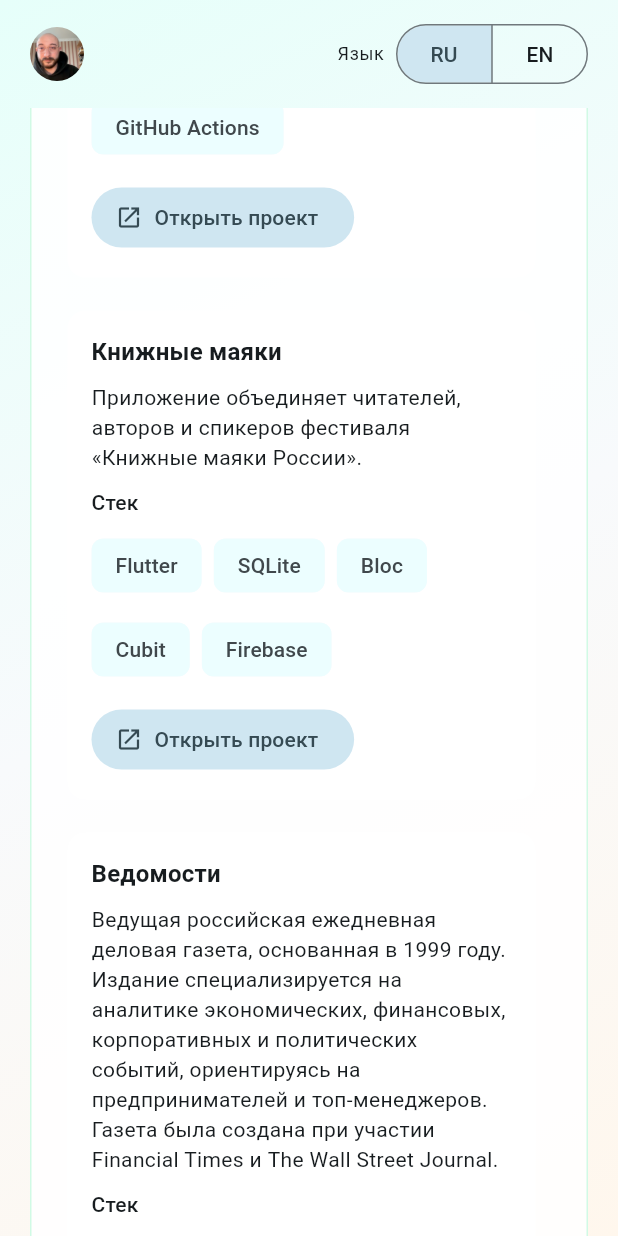
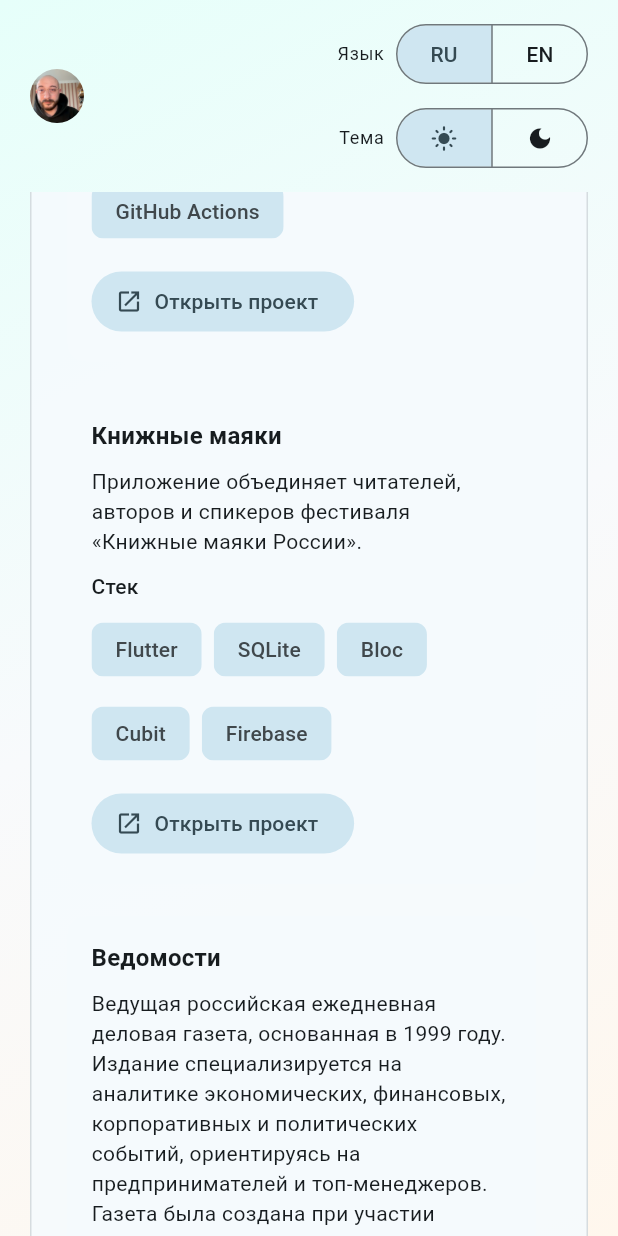
Before and after one commit to Abeli1995/portfolio_flutter, a Flutter app: the screen it shows after launch, scrolled down 1152 dp, after a tap on "RU", on a phone screen of 412 x 824 dp. Run offline on Flutter 3.47's test engine with Material 3 defaults, Android fonts, the phone set to English and light mode, and no system bars.

Commit message:
feat(app, main, app_text, portfolio_page): add light and dark theme

```diff
--- a/lib/app.dart
+++ b/lib/app.dart
@@ -10,10 +10,14 @@ class PortfolioApp extends StatefulWidget {
     super.key,
     required this.locale,
     required this.onLocaleChanged,
+    required this.themeMode,
+    required this.onThemeModeChanged,
   });
 
   final Locale locale;
   final ValueChanged<Locale> onLocaleChanged;
+  final ThemeMode themeMode;
+  final ValueChanged<ThemeMode> onThemeModeChanged;
 
   @override
   State<PortfolioApp> createState() => _PortfolioAppState();
@@ -62,6 +66,8 @@ class _PortfolioAppState extends State<PortfolioApp> {
           content: snapshot.data!,
           locale: widget.locale,
           onLocaleChanged: widget.onLocaleChanged,
+          themeMode: widget.themeMode,
+          onThemeModeChanged: widget.onThemeModeChanged,
         );
       },
     );
--- a/lib/l10n/app_text.dart
+++ b/lib/l10n/app_text.dart
@@ -28,6 +28,7 @@ const Map<String, Map<String, String>> _texts = {
   'open_project': {'ru': 'Открыть проект', 'en': 'Open project'},
   'open_link': {'ru': 'Открыть', 'en': 'Open'},
   'language': {'ru': 'Язык', 'en': 'Language'},
+  'theme': {'ru': 'Тема', 'en': 'Theme'},
   'copied_email': {
     'ru': 'Email скопирован в буфер обмена',
     'en': 'Email copied to clipboard',
--- a/lib/main.dart
+++ b/lib/main.dart
@@ -14,6 +14,7 @@ class PortfolioRoot extends StatefulWidget {
 
 class _PortfolioRootState extends State<PortfolioRoot> {
   Locale _locale = const Locale('ru');
+  ThemeMode _themeMode = ThemeMode.light;
 
   void _changeLocale(Locale locale) {
     if (_locale.languageCode == locale.languageCode) {
@@ -21,6 +22,15 @@ class _PortfolioRootState extends State<PortfolioRoot> {
     }
     setState(() {
       _locale = locale;
+    });
+  }
+
+  void _changeThemeMode(ThemeMode mode) {
+    if (_themeMode == mode) {
+      return;
+    }
+    setState(() {
+      _themeMode = mode;
     });
   }
 
@@ -35,15 +45,28 @@ class _PortfolioRootState extends State<PortfolioRoot> {
         GlobalWidgetsLocalizations.delegate,
         GlobalCupertinoLocalizations.delegate,
       ],
-      theme: ThemeData(
-        useMaterial3: true,
-        colorScheme: ColorScheme.fromSeed(
-          seedColor: const Color(0xFF0E7490),
-          brightness: Brightness.light,
-        ),
-        scaffoldBackgroundColor: const Color(0xFFF7FAFC),
+      theme: _buildTheme(Brightness.light),
+      darkTheme: _buildTheme(Brightness.dark),
+      themeMode: _themeMode,
+      home: PortfolioApp(
+        locale: _locale,
+        onLocaleChanged: _changeLocale,
+        themeMode: _themeMode,
+        onThemeModeChanged: _changeThemeMode,
       ),
-      home: PortfolioApp(locale: _locale, onLocaleChanged: _changeLocale),
+    );
+  }
+
+  ThemeData _buildTheme(Brightness brightness) {
+    return ThemeData(
+      useMaterial3: true,
+      colorScheme: ColorScheme.fromSeed(
+        seedColor: const Color(0xFF0E7490),
+        brightness: brightness,
+      ),
+      scaffoldBackgroundColor: brightness == Brightness.light
+          ? const Color(0xFFF7FAFC)
+          : const Color(0xFF0B1120),
     );
   }
 }
--- a/lib/widgets/portfolio_page.dart
+++ b/lib/widgets/portfolio_page.dart
@@ -11,24 +11,40 @@ class PortfolioPage extends StatelessWidget {
     required this.content,
     required this.locale,
     required this.onLocaleChanged,
+    required this.themeMode,
+    required this.onThemeModeChanged,
   });
 
   final PortfolioContent content;
   final Locale locale;
   final ValueChanged<Locale> onLocaleChanged;
+  final ThemeMode themeMode;
+  final ValueChanged<ThemeMode> onThemeModeChanged;
 
   @override
   Widget build(BuildContext context) {
     final width = MediaQuery.sizeOf(context).width;
     final compact = width < 900;
+    final colorScheme = Theme.of(context).colorScheme;
+    final isDark = colorScheme.brightness == Brightness.dark;
 
     return Scaffold(
       body: DecoratedBox(
-        decoration: const BoxDecoration(
+        decoration: BoxDecoration(
           gradient: LinearGradient(
             begin: Alignment.topLeft,
             end: Alignment.bottomRight,
-            colors: [Color(0xFFE6FFFA), Color(0xFFF8FAFC), Color(0xFFFFF7ED)],
+            colors: isDark
+                ? const [
+                    Color(0xFF0B1120),
+                    Color(0xFF0F172A),
+                    Color(0xFF1E293B),
+                  ]
+                : const [
+                    Color(0xFFE6FFFA),
+                    Color(0xFFF8FAFC),
+                    Color(0xFFFFF7ED),
+                  ],
           ),
         ),
         child: SafeArea(
@@ -42,6 +58,8 @@ class PortfolioPage extends StatelessWidget {
                 child: _TopBar(
                   locale: locale,
                   onLocaleChanged: onLocaleChanged,
+                  themeMode: themeMode,
+                  onThemeModeChanged: onThemeModeChanged,
                 ),
               ),
               Expanded(
@@ -153,13 +171,26 @@ class PortfolioPage extends StatelessWidget {
 }
 
 class _TopBar extends StatelessWidget {
-  const _TopBar({required this.locale, required this.onLocaleChanged});
+  const _TopBar({
+    required this.locale,
+    required this.onLocaleChanged,
+    required this.themeMode,
+    required this.onThemeModeChanged,
+  });
 
   final Locale locale;
   final ValueChanged<Locale> onLocaleChanged;
+  final ThemeMode themeMode;
+  final ValueChanged<ThemeMode> onThemeModeChanged;
 
   @override
   Widget build(BuildContext context) {
+    final resolvedThemeMode = themeMode == ThemeMode.system
+        ? (Theme.of(context).brightness == Brightness.dark
+              ? ThemeMode.dark
+              : ThemeMode.light)
+        : themeMode;
+
     return Row(
       children: [
         ClipOval(
@@ -170,7 +201,17 @@ class _TopBar extends StatelessWidget {
             fit: BoxFit.cover,
           ),
         ),
-        const Spacer(),
+        const SizedBox(width: 12),
+        Expanded(
+          child: Wrap(
+            alignment: WrapAlignment.end,
+            crossAxisAlignment: WrapCrossAlignment.center,
+            spacing: 16,
+            runSpacing: 8,
+            children: [
+              Row(
+                mainAxisSize: MainAxisSize.min,
+                children: [
                   Text(
                     tr(locale, 'language'),
                     style: Theme.of(context).textTheme.bodySmall,
@@ -184,8 +225,46 @@ class _TopBar extends StatelessWidget {
                     ],
                     selected: <String>{locale.languageCode},
                     onSelectionChanged: (value) {
+                      if (value.isEmpty) {
+                        return;
+                      }
                       onLocaleChanged(Locale(value.first));
                     },
+                  ),
+                ],
+              ),
+              Row(
+                mainAxisSize: MainAxisSize.min,
+                children: [
+                  Text(
+                    tr(locale, 'theme'),
+                    style: Theme.of(context).textTheme.bodySmall,
+                  ),
+                  const SizedBox(width: 8),
+                  SegmentedButton<ThemeMode>(
+                    showSelectedIcon: false,
+                    segments: const [
+                      ButtonSegment<ThemeMode>(
+                        value: ThemeMode.light,
+                        icon: Icon(Icons.light_mode),
+                      ),
+                      ButtonSegment<ThemeMode>(
+                        value: ThemeMode.dark,
+                        icon: Icon(Icons.dark_mode),
+                      ),
+                    ],
+                    selected: <ThemeMode>{resolvedThemeMode},
+                    onSelectionChanged: (value) {
+                      if (value.isEmpty) {
+                        return;
+                      }
+                      onThemeModeChanged(value.first);
+                    },
+                  ),
+                ],
+              ),
+            ],
+          ),
         ),
       ],
     );
@@ -219,7 +298,7 @@ class _HeroCard extends StatelessWidget {
             Text(
               localizedValue(content.profile.role, locale),
               style: Theme.of(context).textTheme.titleMedium?.copyWith(
-                color: const Color(0xFF0E7490),
+                color: Theme.of(context).colorScheme.primary,
                 fontWeight: FontWeight.w700,
               ),
             ),
@@ -326,7 +405,9 @@ class _SkillsCard extends StatelessWidget {
                     (skill) => Chip(
                       label: Text(skill),
                       side: BorderSide.none,
-                      backgroundColor: const Color(0xFFE2E8F0),
+                      backgroundColor: Theme.of(
+                        context,
+                      ).colorScheme.surfaceVariant,
                     ),
                   )
                   .toList(growable: false),
@@ -374,7 +455,7 @@ class _ProjectsCard extends StatelessWidget {
                       width: 320,
                       child: Card(
                         elevation: 0,
-                        color: const Color(0xFFFFFFFF),
+                        color: Theme.of(context).colorScheme.surface,
                         child: Padding(
                           padding: const EdgeInsets.all(16),
                           child: Column(
@@ -404,9 +485,9 @@ class _ProjectsCard extends StatelessWidget {
                                       (tech) => Chip(
                                         label: Text(tech),
                                         side: BorderSide.none,
-                                        backgroundColor: const Color(
-                                          0xFFECFEFF,
-                                        ),
+                                        backgroundColor: Theme.of(
+                                          context,
+                                        ).colorScheme.secondaryContainer,
                                       ),
                                     )
                                     .toList(growable: false),
@@ -504,7 +585,7 @@ class _MetaChip extends StatelessWidget {
       avatar: Icon(icon, size: 18),
       label: Text(label),
       onPressed: onTap,
-      backgroundColor: const Color(0xFFE2E8F0),
+      backgroundColor: Theme.of(context).colorScheme.surfaceVariant,
       side: BorderSide.none,
     );
   }
@@ -517,11 +598,18 @@ class _GlassCard extends StatelessWidget {
 
   @override
   Widget build(BuildContext context) {
+    final colorScheme = Theme.of(context).colorScheme;
+    final isDark = colorScheme.brightness == Brightness.dark;
+
     return Container(
       decoration: BoxDecoration(
         borderRadius: BorderRadius.circular(24),
-        color: Colors.white.withValues(alpha: 0.9),
-        border: Border.all(color: const Color(0xFFD1FAE5)),
+        color: colorScheme.surface.withValues(alpha: isDark ? 0.75 : 0.9),
+        border: Border.all(
+          color: colorScheme.outlineVariant.withValues(
+            alpha: isDark ? 0.45 : 0.6,
+          ),
+        ),
       ),
       child: child,
     );
```
Lines whose indentation alone changed are shown as unchanged.
